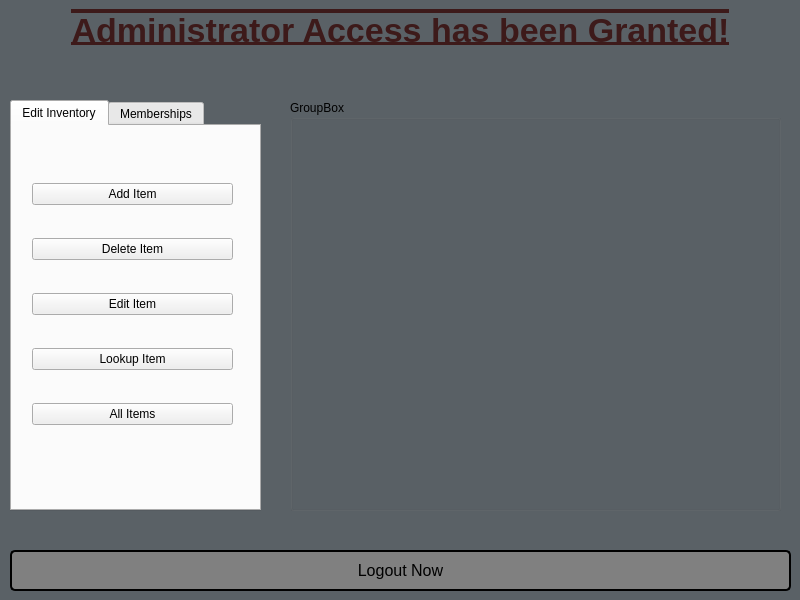
Old version of the form CS1C_BulkClub/administratorwindow.ui in the repository BlankMKB/CS1C-Group-Project-1.
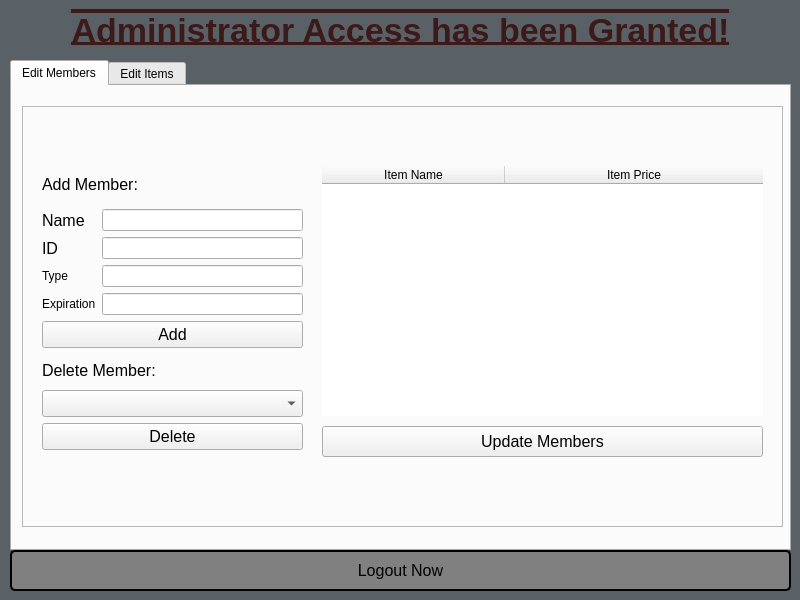
New version of the form. The open tabs and pages were chosen to show the change. Icons and pictures are not drawn.

Commit message: working on admin window

```diff
--- a/CS1C_BulkClub/administratorwindow.ui
+++ b/CS1C_BulkClub/administratorwindow.ui
@@ -72,9 +72,9 @@
    <property name="geometry">
     <rect>
      <x>10</x>
-     <y>100</y>
-     <width>251</width>
-     <height>411</height>
+     <y>60</y>
+     <width>781</width>
+     <height>491</height>
     </rect>
    </property>
    <property name="currentIndex">
@@ -82,75 +82,503 @@
    </property>
    <widget class="QWidget" name="InventoryTab">
     <attribute name="title">
-     <string>Edit Inventory</string>
+     <string>Edit Members</string>
     </attribute>
-    <widget class="QWidget" name="layoutWidget">
+    <widget class="QFrame" name="frame_2">
      <property name="geometry">
       <rect>
-       <x>20</x>
-       <y>30</y>
-       <width>201</width>
-       <height>301</height>
+       <x>10</x>
+       <y>20</y>
+       <width>761</width>
+       <height>421</height>
       </rect>
      </property>
-     <layout class="QVBoxLayout" name="verticalLayout">
-      <item>
-       <widget class="QPushButton" name="ItemAddButton">
-        <property name="text">
-         <string>Add Item</string>
-        </property>
-       </widget>
-      </item>
-      <item>
-       <widget class="QPushButton" name="ItemDeleteButton">
-        <property name="text">
-         <string>Delete Item</string>
-        </property>
-       </widget>
-      </item>
-      <item>
-       <widget class="QPushButton" name="ItemEditButton">
-        <property name="text">
-         <string>Edit Item</string>
-        </property>
-       </widget>
-      </item>
-      <item>
-       <widget class="QPushButton" name="ItemFindButton">
-        <property name="text">
-         <string>Lookup Item</string>
-        </property>
-       </widget>
-      </item>
-      <item>
-       <widget class="QPushButton" name="ItemsAllButton">
-        <property name="text">
-         <string>All Items</string>
-        </property>
-       </widget>
-      </item>
-     </layout>
+     <property name="frameShape">
+      <enum>QFrame::StyledPanel</enum>
+     </property>
+     <property name="frameShadow">
+      <enum>QFrame::Plain</enum>
+     </property>
+     <property name="lineWidth">
+      <number>2</number>
+     </property>
+     <property name="midLineWidth">
+      <number>3</number>
+     </property>
+     <widget class="QWidget" name="verticalLayoutWidget_3">
+      <property name="geometry">
+       <rect>
+        <x>20</x>
+        <y>60</y>
+        <width>261</width>
+        <height>182</height>
+       </rect>
+      </property>
+      <layout class="QVBoxLayout" name="verticalLayout_3">
+       <item>
+        <widget class="QLabel" name="addMemberLabel">
+         <property name="font">
+          <font>
+           <pointsize>12</pointsize>
+          </font>
+         </property>
+         <property name="text">
+          <string>Add Member:</string>
+         </property>
+        </widget>
+       </item>
+       <item>
+        <layout class="QFormLayout" name="formLayout_6">
+         <item row="0" column="0">
+          <widget class="QLabel" name="nameLabel">
+           <property name="font">
+            <font>
+             <pointsize>12</pointsize>
+            </font>
+           </property>
+           <property name="text">
+            <string>Name</string>
+           </property>
+          </widget>
+         </item>
+         <item row="1" column="0">
+          <widget class="QLabel" name="idLabel">
+           <property name="font">
+            <font>
+             <pointsize>12</pointsize>
+            </font>
+           </property>
+           <property name="text">
+            <string>ID</string>
+           </property>
+          </widget>
+         </item>
+         <item row="0" column="1">
+          <widget class="QLineEdit" name="memberNameLE"/>
+         </item>
+         <item row="1" column="1">
+          <widget class="QLineEdit" name="memberIDLE"/>
+         </item>
+         <item row="2" column="0">
+          <widget class="QLabel" name="typeLabel">
+           <property name="text">
+            <string>Type</string>
+           </property>
+          </widget>
+         </item>
+         <item row="3" column="0">
+          <widget class="QLabel" name="expirationLabel">
+           <property name="text">
+            <string>Expiration</string>
+           </property>
+          </widget>
+         </item>
+         <item row="2" column="1">
+          <widget class="QLineEdit" name="memberTypeLE"/>
+         </item>
+         <item row="3" column="1">
+          <widget class="QLineEdit" name="memberExpirationLE"/>
+         </item>
+        </layout>
+       </item>
+       <item>
+        <widget class="QPushButton" name="addMemberButton">
+         <property name="font">
+          <font>
+           <pointsize>12</pointsize>
+          </font>
+         </property>
+         <property name="text">
+          <string>Add</string>
+         </property>
+        </widget>
+       </item>
+      </layout>
+     </widget>
+     <widget class="QPushButton" name="updateMembersButton">
+      <property name="geometry">
+       <rect>
+        <x>300</x>
+        <y>320</y>
+        <width>441</width>
+        <height>31</height>
+       </rect>
+      </property>
+      <property name="font">
+       <font>
+        <pointsize>12</pointsize>
+       </font>
+      </property>
+      <property name="text">
+       <string>Update Members</string>
+      </property>
+     </widget>
+     <widget class="QTableWidget" name="editMembersTW">
+      <property name="enabled">
+       <bool>true</bool>
+      </property>
+      <property name="geometry">
+       <rect>
+        <x>300</x>
+        <y>60</y>
+        <width>441</width>
+        <height>250</height>
+       </rect>
+      </property>
+      <property name="sizePolicy">
+       <sizepolicy hsizetype="Fixed" vsizetype="Fixed">
+        <horstretch>0</horstretch>
+        <verstretch>0</verstretch>
+       </sizepolicy>
+      </property>
+      <property name="minimumSize">
+       <size>
+        <width>400</width>
+        <height>250</height>
+       </size>
+      </property>
+      <property name="frameShape">
+       <enum>QFrame::NoFrame</enum>
+      </property>
+      <property name="horizontalScrollBarPolicy">
+       <enum>Qt::ScrollBarAlwaysOff</enum>
+      </property>
+      <property name="sizeAdjustPolicy">
+       <enum>QAbstractScrollArea::AdjustToContents</enum>
+      </property>
+      <property name="editTriggers">
+       <set>QAbstractItemView::AllEditTriggers</set>
+      </property>
+      <property name="columnCount">
+       <number>2</number>
+      </property>
+      <attribute name="horizontalHeaderCascadingSectionResizes">
+       <bool>true</bool>
+      </attribute>
+      <attribute name="horizontalHeaderMinimumSectionSize">
+       <number>183</number>
+      </attribute>
+      <attribute name="horizontalHeaderDefaultSectionSize">
+       <number>183</number>
+      </attribute>
+      <attribute name="horizontalHeaderStretchLastSection">
+       <bool>true</bool>
+      </attribute>
+      <attribute name="verticalHeaderStretchLastSection">
+       <bool>false</bool>
+      </attribute>
+      <column>
+       <property name="text">
+        <string>Item Name</string>
+       </property>
+      </column>
+      <column>
+       <property name="text">
+        <string>Item Price</string>
+       </property>
+      </column>
+     </widget>
+     <widget class="QWidget" name="verticalLayoutWidget_4">
+      <property name="geometry">
+       <rect>
+        <x>20</x>
+        <y>250</y>
+        <width>261</width>
+        <height>94</height>
+       </rect>
+      </property>
+      <layout class="QVBoxLayout" name="verticalLayout_4">
+       <item>
+        <widget class="QLabel" name="deleteMemberLabel">
+         <property name="font">
+          <font>
+           <pointsize>12</pointsize>
+          </font>
+         </property>
+         <property name="text">
+          <string>Delete Member:</string>
+         </property>
+        </widget>
+       </item>
+       <item>
+        <widget class="QComboBox" name="deleteMemberCB">
+         <property name="font">
+          <font>
+           <pointsize>12</pointsize>
+          </font>
+         </property>
+        </widget>
+       </item>
+       <item>
+        <widget class="QPushButton" name="deleteMemberButton">
+         <property name="font">
+          <font>
+           <pointsize>12</pointsize>
+          </font>
+         </property>
+         <property name="text">
+          <string>Delete</string>
+         </property>
+        </widget>
+       </item>
+      </layout>
+     </widget>
     </widget>
    </widget>
    <widget class="QWidget" name="MembershipsTab">
     <attribute name="title">
-     <string>Memberships</string>
+     <string>Edit Items</string>
     </attribute>
+    <widget class="QFrame" name="frame">
+     <property name="geometry">
+      <rect>
+       <x>10</x>
+       <y>20</y>
+       <width>761</width>
+       <height>421</height>
+      </rect>
+     </property>
+     <property name="frameShape">
+      <enum>QFrame::StyledPanel</enum>
+     </property>
+     <property name="frameShadow">
+      <enum>QFrame::Plain</enum>
+     </property>
+     <property name="lineWidth">
+      <number>2</number>
+     </property>
+     <property name="midLineWidth">
+      <number>3</number>
+     </property>
+     <widget class="QWidget" name="verticalLayoutWidget">
+      <property name="geometry">
+       <rect>
+        <x>20</x>
+        <y>60</y>
+        <width>261</width>
+        <height>131</height>
+       </rect>
+      </property>
+      <layout class="QVBoxLayout" name="verticalLayout">
+       <item>
+        <widget class="QLabel" name="addItemLabel">
+         <property name="font">
+          <font>
+           <pointsize>12</pointsize>
+          </font>
+         </property>
+         <property name="text">
+          <string>Add Item:</string>
+         </property>
+        </widget>
+       </item>
+       <item>
+        <layout class="QFormLayout" name="formLayout_4">
+         <item row="0" column="0">
+          <widget class="QLabel" name="itemNameLabel">
+           <property name="font">
+            <font>
+             <pointsize>12</pointsize>
+            </font>
+           </property>
+           <property name="text">
+            <string>Item Name</string>
+           </property>
+          </widget>
+         </item>
+         <item row="0" column="1">
+          <widget class="QLineEdit" name="addItemNameLE">
+           <property name="font">
+            <font>
+             <pointsize>12</pointsize>
+            </font>
+           </property>
+          </widget>
+         </item>
+         <item row="1" column="0">
+          <widget class="QLabel" name="priceLabel">
+           <property name="font">
+            <font>
+             <pointsize>12</pointsize>
+            </font>
+           </property>
+           <property name="text">
+            <string>Price</string>
+           </property>
+          </widget>
+         </item>
+         <item row="1" column="1">
+          <widget class="QDoubleSpinBox" name="addItemPriceDSB">
+           <property name="font">
+            <font>
+             <pointsize>12</pointsize>
+            </font>
+           </property>
+          </widget>
+         </item>
+        </layout>
+       </item>
+       <item>
+        <widget class="QPushButton" name="addItemButton">
+         <property name="font">
+          <font>
+           <pointsize>12</pointsize>
+          </font>
+         </property>
+         <property name="text">
+          <string>Add</string>
+         </property>
+        </widget>
+       </item>
+      </layout>
+     </widget>
+     <widget class="QPushButton" name="updateItemsButton">
+      <property name="geometry">
+       <rect>
+        <x>300</x>
+        <y>320</y>
+        <width>441</width>
+        <height>31</height>
+       </rect>
+      </property>
+      <property name="font">
+       <font>
+        <pointsize>12</pointsize>
+       </font>
+      </property>
+      <property name="text">
+       <string>Update Items</string>
+      </property>
+     </widget>
+     <widget class="QTableWidget" name="editItemsTW">
+      <property name="enabled">
+       <bool>true</bool>
+      </property>
+      <property name="geometry">
+       <rect>
+        <x>300</x>
+        <y>60</y>
+        <width>441</width>
+        <height>250</height>
+       </rect>
+      </property>
+      <property name="sizePolicy">
+       <sizepolicy hsizetype="Fixed" vsizetype="Fixed">
+        <horstretch>0</horstretch>
+        <verstretch>0</verstretch>
+       </sizepolicy>
+      </property>
+      <property name="minimumSize">
+       <size>
+        <width>400</width>
+        <height>250</height>
+       </size>
+      </property>
+      <property name="frameShape">
+       <enum>QFrame::NoFrame</enum>
+      </property>
+      <property name="horizontalScrollBarPolicy">
+       <enum>Qt::ScrollBarAlwaysOff</enum>
+      </property>
+      <property name="sizeAdjustPolicy">
+       <enum>QAbstractScrollArea::AdjustToContents</enum>
+      </property>
+      <property name="editTriggers">
+       <set>QAbstractItemView::AllEditTriggers</set>
+      </property>
+      <property name="columnCount">
+       <number>2</number>
+      </property>
+      <attribute name="horizontalHeaderCascadingSectionResizes">
+       <bool>true</bool>
+      </attribute>
+      <attribute name="horizontalHeaderMinimumSectionSize">
+       <number>183</number>
+      </attribute>
+      <attribute name="horizontalHeaderDefaultSectionSize">
+       <number>183</number>
+      </attribute>
+      <attribute name="horizontalHeaderStretchLastSection">
+       <bool>true</bool>
+      </attribute>
+      <attribute name="verticalHeaderStretchLastSection">
+       <bool>false</bool>
+      </attribute>
+      <column>
+       <property name="text">
+        <string>Item Name</string>
+       </property>
+      </column>
+      <column>
+       <property name="text">
+        <string>Item Price</string>
+       </property>
+      </column>
+     </widget>
+     <widget class="QWidget" name="verticalLayoutWidget_2">
+      <property name="geometry">
+       <rect>
+        <x>20</x>
+        <y>200</y>
+        <width>261</width>
+        <height>132</height>
+       </rect>
+      </property>
+      <layout class="QVBoxLayout" name="verticalLayout_2">
+       <item>
+        <widget class="QLabel" name="deleteItemsLabel">
+         <property name="font">
+          <font>
+           <pointsize>12</pointsize>
+          </font>
+         </property>
+         <property name="text">
+          <string>Delete Item:</string>
+         </property>
+        </widget>
+       </item>
+       <item>
+        <layout class="QFormLayout" name="formLayout_5">
+         <item row="0" column="0">
+          <widget class="QLabel" name="deleteItemNameLabel">
+           <property name="font">
+            <font>
+             <pointsize>12</pointsize>
+            </font>
+           </property>
+           <property name="text">
+            <string>Item Name</string>
+           </property>
+          </widget>
+         </item>
+         <item row="0" column="1">
+          <widget class="QLineEdit" name="deleteItemLE">
+           <property name="font">
+            <font>
+             <pointsize>12</pointsize>
+            </font>
+           </property>
+          </widget>
+         </item>
+        </layout>
+       </item>
+       <item>
+        <widget class="QPushButton" name="deleteItemButton">
+         <property name="font">
+          <font>
+           <pointsize>12</pointsize>
+          </font>
+         </property>
+         <property name="text">
+          <string>Delete</string>
+         </property>
+        </widget>
+       </item>
+      </layout>
+     </widget>
+    </widget>
    </widget>
   </widget>
-  <widget class="QGroupBox" name="groupBox">
-   <property name="geometry">
-    <rect>
-     <x>290</x>
-     <y>100</y>
-     <width>491</width>
-     <height>411</height>
-    </rect>
-   </property>
-   <property name="title">
-    <string>GroupBox</string>
-   </property>
-  </widget>
  </widget>
  <resources/>
  <connections/>
```
Left out of the diff: 20 changed lines with no effect on the pictures.
